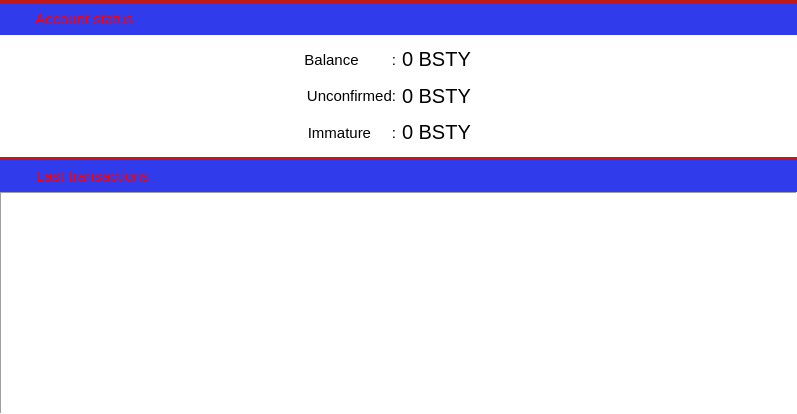
Above: src/qt/forms/overviewpage.ui from GlobalBoost/GlobalBoost-Y before the change. Below: the same form after it.
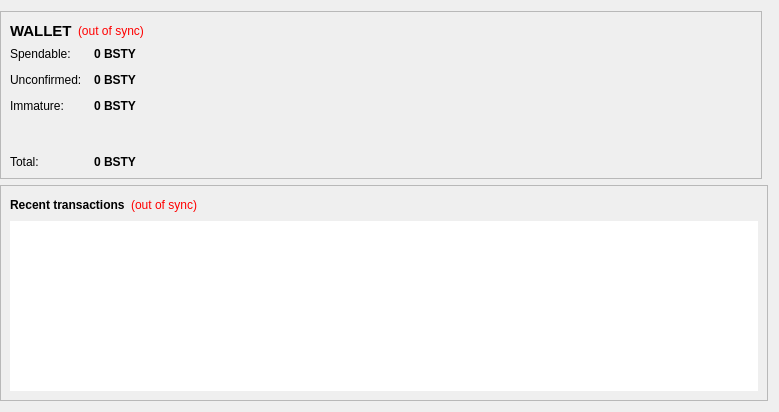
That is the form after the change. Icons and pictures are not drawn.

Diff of the .ui file:
```diff
--- a/src/qt/forms/overviewpage.ui
+++ b/src/qt/forms/overviewpage.ui
@@ -6,827 +6,336 @@
    <rect>
     <x>0</x>
     <y>0</y>
-    <width>797</width>
-    <height>414</height>
+    <width>779</width>
+    <height>412</height>
    </rect>
   </property>
-  <property name="maximumSize">
-   <size>
-    <width>16777215</width>
-    <height>414</height>
-   </size>
-  </property>
-  <property name="palette">
-   <palette>
-    <active>
-     <colorrole role="Button">
-      <brush brushstyle="SolidPattern">
-       <color alpha="255">
-        <red>235</red>
-        <green>98</green>
-        <blue>56</blue>
-       </color>
-      </brush>
-     </colorrole>
-     <colorrole role="Base">
-      <brush brushstyle="SolidPattern">
-       <color alpha="255">
-        <red>143</red>
-        <green>235</green>
-        <blue>123</blue>
-       </color>
-      </brush>
-     </colorrole>
-     <colorrole role="Window">
-      <brush brushstyle="SolidPattern">
-       <color alpha="255">
-        <red>48</red>
-        <green>60</green>
-        <blue>235</blue>
-       </color>
-      </brush>
-     </colorrole>
-     <colorrole role="Highlight">
-      <brush brushstyle="SolidPattern">
-       <color alpha="255">
-        <red>235</red>
-        <green>235</green>
-        <blue>235</blue>
-       </color>
-      </brush>
-     </colorrole>
-     <colorrole role="HighlightedText">
-      <brush brushstyle="SolidPattern">
-       <color alpha="255">
-        <red>124</red>
-        <green>175</green>
-        <blue>172</blue>
-       </color>
-      </brush>
-     </colorrole>
-    </active>
-    <inactive>
-     <colorrole role="Button">
-      <brush brushstyle="SolidPattern">
-       <color alpha="255">
-        <red>235</red>
-        <green>98</green>
-        <blue>56</blue>
-       </color>
-      </brush>
-     </colorrole>
-     <colorrole role="Base">
-      <brush brushstyle="SolidPattern">
-       <color alpha="255">
-        <red>143</red>
-        <green>235</green>
-        <blue>123</blue>
-       </color>
-      </brush>
-     </colorrole>
-     <colorrole role="Window">
-      <brush brushstyle="SolidPattern">
-       <color alpha="255">
-        <red>48</red>
-        <green>60</green>
-        <blue>235</blue>
-       </color>
-      </brush>
-     </colorrole>
-     <colorrole role="Highlight">
-      <brush brushstyle="SolidPattern">
-       <color alpha="255">
-        <red>235</red>
-        <green>235</green>
-        <blue>235</blue>
-       </color>
-      </brush>
-     </colorrole>
-     <colorrole role="HighlightedText">
-      <brush brushstyle="SolidPattern">
-       <color alpha="255">
-        <red>124</red>
-        <green>175</green>
-        <blue>172</blue>
-       </color>
-      </brush>
-     </colorrole>
-    </inactive>
-    <disabled>
-     <colorrole role="Button">
-      <brush brushstyle="SolidPattern">
-       <color alpha="255">
-        <red>235</red>
-        <green>98</green>
-        <blue>56</blue>
-       </color>
-      </brush>
-     </colorrole>
-     <colorrole role="Base">
-      <brush brushstyle="SolidPattern">
-       <color alpha="255">
-        <red>48</red>
-        <green>60</green>
-        <blue>235</blue>
-       </color>
-      </brush>
-     </colorrole>
-     <colorrole role="Window">
-      <brush brushstyle="SolidPattern">
-       <color alpha="255">
-        <red>48</red>
-        <green>60</green>
-        <blue>235</blue>
-       </color>
-      </brush>
-     </colorrole>
-     <colorrole role="Highlight">
-      <brush brushstyle="SolidPattern">
-       <color alpha="255">
-        <red>240</red>
-        <green>240</green>
-        <blue>240</blue>
-       </color>
-      </brush>
-     </colorrole>
-     <colorrole role="HighlightedText">
-      <brush brushstyle="SolidPattern">
-       <color alpha="255">
-        <red>124</red>
-        <green>175</green>
-        <blue>172</blue>
-       </color>
-      </brush>
-     </colorrole>
-    </disabled>
-   </palette>
-  </property>
   <property name="windowTitle">
    <string>Form</string>
   </property>
-  <property name="autoFillBackground">
-   <bool>false</bool>
-  </property>
-  <layout class="QVBoxLayout" name="verticalLayout">
-   <property name="spacing">
-    <number>0</number>
-   </property>
+  <layout class="QGridLayout" name="gridLayout">
    <property name="leftMargin">
     <number>0</number>
    </property>
-   <property name="topMargin">
-    <number>0</number>
-   </property>
-   <property name="rightMargin">
-    <number>0</number>
-   </property>
-   <property name="bottomMargin">
-    <number>0</number>
-   </property>
-   <item>
-    <widget class="QWidget" name="wStatus" native="true">
-     <property name="minimumSize">
-      <size>
-       <width>0</width>
-       <height>157</height>
-      </size>
+   <item row="0" column="0">
+    <widget class="QFrame" name="walletContainer">
+     <property name="sizePolicy">
+      <sizepolicy hsizetype="Preferred" vsizetype="Maximum">
+       <horstretch>0</horstretch>
+       <verstretch>0</verstretch>
+      </sizepolicy>
      </property>
      <property name="maximumSize">
       <size>
        <width>16777215</width>
-       <height>157</height>
+       <height>220</height>
       </size>
      </property>
+     <property name="frameShape">
+      <enum>QFrame::StyledPanel</enum>
+     </property>
+     <property name="frameShadow">
+      <enum>QFrame::Raised</enum>
+     </property>
      <layout class="QVBoxLayout" name="verticalLayout_4">
-      <property name="spacing">
-       <number>0</number>
-      </property>
-      <property name="leftMargin">
-       <number>0</number>
-      </property>
-      <property name="topMargin">
-       <number>0</number>
-      </property>
-      <property name="rightMargin">
-       <number>0</number>
-      </property>
-      <property name="bottomMargin">
-       <number>0</number>
-      </property>
       <item>
-       <widget class="Line" name="line">
-        <property name="styleSheet">
-         <string notr="true">background-color: rgb(191,25,25);</string>
-        </property>
-        <property name="frameShadow">
-         <enum>QFrame::Raised</enum>
-        </property>
-        <property name="lineWidth">
-         <number>0</number>
-        </property>
-        <property name="orientation">
-         <enum>Qt::Horizontal</enum>
-        </property>
-       </widget>
+       <layout class="QHBoxLayout" name="walletHeader">
+        <item>
+         <widget class="QLabel" name="label_5">
+          <property name="font">
+           <font>
+            <pointsize>11</pointsize>
+            <weight>75</weight>
+            <bold>true</bold>
+           </font>
+          </property>
+          <property name="styleSheet">
+           <string notr="true">background-color: transparent;QLabel { color: white; }</string>
+          </property>
+          <property name="text">
+           <string>WALLET</string>
+          </property>
+         </widget>
+        </item>
+        <item>
+         <widget class="QLabel" name="labelWalletStatus">
+          <property name="toolTip">
+           <string>The displayed information may be out of date. Your wallet automatically synchronizes with the Globalboost network after a connection is established, but this process has not completed yet.</string>
+          </property>
+          <property name="styleSheet">
+           <string notr="true">QLabel { color: red;Background-color:transparent }</string>
+          </property>
+          <property name="text">
+           <string notr="true">(out of sync)</string>
+          </property>
+          <property name="alignment">
+           <set>Qt::AlignLeading|Qt::AlignLeft|Qt::AlignVCenter</set>
+          </property>
+         </widget>
+        </item>
+        <item>
+         <spacer name="horizontalSpacer_2">
+          <property name="orientation">
+           <enum>Qt::Horizontal</enum>
+          </property>
+          <property name="sizeHint" stdset="0">
+           <size>
+            <width>40</width>
+            <height>20</height>
+           </size>
+          </property>
+         </spacer>
+        </item>
+       </layout>
       </item>
       <item>
-       <widget class="QWidget" name="wStateHeader" native="true">
-        <property name="minimumSize">
-         <size>
-          <width>0</width>
-          <height>32</height>
-         </size>
+       <layout class="QFormLayout" name="walletStatus">
+        <property name="fieldGrowthPolicy">
+         <enum>QFormLayout::AllNonFixedFieldsGrow</enum>
         </property>
-        <property name="maximumSize">
-         <size>
-          <width>16777215</width>
-          <height>32</height>
-         </size>
+        <property name="horizontalSpacing">
+         <number>12</number>
         </property>
-        <property name="sizeIncrement">
-         <size>
-          <width>0</width>
-          <height>0</height>
-         </size>
+        <property name="verticalSpacing">
+         <number>12</number>
         </property>
-        <property name="is_header" stdset="0">
-         <bool>true</bool>
-        </property>
-        <layout class="QHBoxLayout" name="horizontalLayout_5">
-         <property name="leftMargin">
-          <number>0</number>
-         </property>
-         <property name="topMargin">
-          <number>0</number>
-         </property>
-         <property name="rightMargin">
-          <number>0</number>
-         </property>
-         <property name="bottomMargin">
-          <number>0</number>
-         </property>
-         <item>
-          <spacer name="horizontalSpacer_6">
-           <property name="orientation">
-            <enum>Qt::Horizontal</enum>
-           </property>
-           <property name="sizeType">
-            <enum>QSizePolicy::Fixed</enum>
-           </property>
-           <property name="sizeHint" stdset="0">
-            <size>
-             <width>5</width>
-             <height>20</height>
-            </size>
-           </property>
-          </spacer>
-         </item>
-         <item>
-          <widget class="QLabel" name="label_4">
-           <property name="minimumSize">
-            <size>
-             <width>24</width>
-             <height>24</height>
-            </size>
-           </property>
-           <property name="maximumSize">
-            <size>
-             <width>24</width>
-             <height>24</height>
-            </size>
-           </property>
-           <property name="text">
-            <string/>
-           </property>
-           <property name="pixmap">
-            <pixmap resource="../res.qrc">:/res/state.png</pixmap>
-           </property>
-           <property name="alignment">
-            <set>Qt::AlignCenter</set>
-           </property>
-          </widget>
-         </item>
-         <item>
-          <widget class="QLabel" name="label_5">
-           <property name="font">
-            <font>
-             <pointsize>11</pointsize>
-             <stylestrategy>PreferAntialias</stylestrategy>
-            </font>
-           </property>
-           <property name="styleSheet">
-            <string notr="true">QLabel {
-	color: #ff0000;
-}</string>
-           </property>
-           <property name="text">
-            <string>Account status</string>
-           </property>
-          </widget>
-         </item>
-        </layout>
-       </widget>
-      </item>
-      <item>
-       <widget class="QWidget" name="wState" native="true">
-        <property name="sizePolicy">
-         <sizepolicy hsizetype="Preferred" vsizetype="Preferred">
-          <horstretch>0</horstretch>
-          <verstretch>0</verstretch>
-         </sizepolicy>
-        </property>
-        <property name="styleSheet">
-         <string notr="true">#wState {
-	border-color: rgb(227, 217, 217);
-	background-color: white;
-}</string>
-        </property>
-        <layout class="QGridLayout" name="gridLayout">
-         <item row="3" column="2">
-          <layout class="QHBoxLayout" name="horizontalLayout_3">
-           <item>
-            <widget class="QLabel" name="labelImmature">
-             <property name="font">
-              <font>
-               <pointsize>15</pointsize>
-               <stylestrategy>PreferAntialias</stylestrategy>
-              </font>
-             </property>
-             <property name="styleSheet">
-              <string notr="true">	color: Black;</string>
-             </property>
-             <property name="text">
-              <string>0 BSTY</string>
-             </property>
-             <property name="textInteractionFlags">
-              <set>Qt::TextSelectableByMouse</set>
-             </property>
-            </widget>
-           </item>
-           <item>
-            <widget class="QLabel" name="label_3">
-             <property name="text">
-              <string/>
-             </property>
-             <property name="pixmap">
-              <pixmap resource="../res.qrc">:/res/logo_small.png</pixmap>
-             </property>
-            </widget>
-           </item>
-           <item>
-            <spacer name="horizontalSpacer_4">
-             <property name="orientation">
-              <enum>Qt::Horizontal</enum>
-             </property>
-             <property name="sizeHint" stdset="0">
-              <size>
-               <width>40</width>
-               <height>20</height>
-              </size>
-             </property>
-            </spacer>
-           </item>
-          </layout>
-         </item>
-         <item row="2" column="2">
-          <layout class="QHBoxLayout" name="horizontalLayout_2">
-           <item>
-            <widget class="QLabel" name="labelUnconfirmed">
-             <property name="font">
-              <font>
-               <pointsize>15</pointsize>
-               <stylestrategy>PreferAntialias</stylestrategy>
-              </font>
-             </property>
-             <property name="styleSheet">
-              <string notr="true">	color: Black;</string>
-             </property>
-             <property name="text">
-              <string>0 BSTY</string>
-             </property>
-             <property name="textInteractionFlags">
-              <set>Qt::TextSelectableByMouse</set>
-             </property>
-            </widget>
-           </item>
-           <item>
-            <widget class="QLabel" name="label_2">
-             <property name="text">
-              <string/>
-             </property>
-             <property name="pixmap">
-              <pixmap resource="../res.qrc">:/res/logo_small.png</pixmap>
-             </property>
-            </widget>
-           </item>
-           <item>
-            <spacer name="horizontalSpacer_3">
-             <property name="orientation">
-              <enum>Qt::Horizontal</enum>
-             </property>
-             <property name="sizeHint" stdset="0">
-              <size>
-               <width>40</width>
-               <height>20</height>
-              </size>
-             </property>
-            </spacer>
-           </item>
-          </layout>
-         </item>
-         <item row="1" column="2">
-          <layout class="QHBoxLayout" name="horizontalLayout">
-           <item>
-            <widget class="QLabel" name="labelBalance">
-             <property name="font">
-              <font>
-               <pointsize>15</pointsize>
-               <stylestrategy>PreferAntialias</stylestrategy>
-              </font>
-             </property>
-             <property name="styleSheet">
-              <string notr="true">	color: Black;</string>
-             </property>
-             <property name="text">
-              <string>0 BSTY</string>
-             </property>
-             <property name="textInteractionFlags">
-              <set>Qt::TextSelectableByMouse</set>
-             </property>
-            </widget>
-           </item>
-           <item>
-            <widget class="QLabel" name="label">
-             <property name="text">
-              <string/>
-             </property>
-             <property name="pixmap">
-              <pixmap resource="../res.qrc">:/res/logo_small.png</pixmap>
-             </property>
-            </widget>
-           </item>
-           <item>
-            <spacer name="horizontalSpacer">
-             <property name="orientation">
-              <enum>Qt::Horizontal</enum>
-             </property>
-             <property name="sizeHint" stdset="0">
-              <size>
-               <width>40</width>
-               <height>20</height>
-              </size>
-             </property>
-            </spacer>
-           </item>
-          </layout>
-         </item>
-         <item row="1" column="1">
-          <layout class="QHBoxLayout" name="horizontalLayout_4">
-           <item>
-            <spacer name="horizontalSpacer_2">
-             <property name="orientation">
-              <enum>Qt::Horizontal</enum>
-             </property>
-             <property name="sizeHint" stdset="0">
-              <size>
-               <width>40</width>
-               <height>20</height>
-              </size>
-             </property>
-            </spacer>
-           </item>
-           <item>
-            <widget class="QLabel" name="label_6">
-             <property name="minimumSize">
-              <size>
-               <width>91</width>
-               <height>0</height>
-              </size>
-             </property>
-             <property name="font">
-              <font>
-               <pointsize>11</pointsize>
-               <stylestrategy>PreferAntialias</stylestrategy>
-              </font>
-             </property>
-             <property name="styleSheet">
-              <string notr="true">QLabel {
-	margin-right: 0px;
-	margin-top: 0px;
-	margin-bottom: 0px;
-	color: Black;
-}</string>
-             </property>
-             <property name="text">
-              <string>Balance        :</string>
-             </property>
-             <property name="alignment">
-              <set>Qt::AlignRight|Qt::AlignTrailing|Qt::AlignVCenter</set>
-             </property>
-             <property name="margin">
-              <number>0</number>
-             </property>
-             <property name="textInteractionFlags">
-              <set>Qt::NoTextInteraction</set>
-             </property>
-            </widget>
-           </item>
-          </layout>
-         </item>
-         <item row="2" column="1">
-          <layout class="QHBoxLayout" name="horizontalLayout_9">
-           <item>
-            <spacer name="horizontalSpacer_5">
-             <property name="orientation">
-              <enum>Qt::Horizontal</enum>
-             </property>
-             <property name="sizeHint" stdset="0">
-              <size>
-               <width>40</width>
-               <height>20</height>
-              </size>
-             </property>
-            </spacer>
-           </item>
-           <item>
-            <widget class="QLabel" name="label_7">
-             <property name="font">
-              <font>
-               <pointsize>11</pointsize>
-               <stylestrategy>PreferAntialias</stylestrategy>
-              </font>
-             </property>
-             <property name="styleSheet">
-              <string notr="true">QLabel {
-	margin-right: 0px;
-	margin-top: 0px;
-	margin-bottom: 0px;
-	color: Black;
-}</string>
-             </property>
-             <property name="text">
-              <string>Unconfirmed:</string>
-             </property>
-             <property name="alignment">
-              <set>Qt::AlignRight|Qt::AlignTrailing|Qt::AlignVCenter</set>
-             </property>
-             <property name="margin">
-              <number>0</number>
-             </property>
-             <property name="textInteractionFlags">
-              <set>Qt::NoTextInteraction</set>
-             </property>
-            </widget>
-           </item>
-          </layout>
-         </item>
-         <item row="3" column="1">
-          <layout class="QHBoxLayout" name="horizontalLayout_10">
-           <item>
-            <spacer name="horizontalSpacer_7">
-             <property name="orientation">
-              <enum>Qt::Horizontal</enum>
-             </property>
-             <property name="sizeHint" stdset="0">
-              <size>
-               <width>40</width>
-               <height>20</height>
-              </size>
-             </property>
-            </spacer>
-           </item>
-           <item>
-            <widget class="QLabel" name="label_8">
-             <property name="minimumSize">
-              <size>
-               <width>91</width>
-               <height>0</height>
-              </size>
-             </property>
-             <property name="font">
-              <font>
-               <pointsize>11</pointsize>
-               <stylestrategy>PreferAntialias</stylestrategy>
-              </font>
-             </property>
-             <property name="styleSheet">
-              <string notr="true">QLabel {
-	margin-right: 0px;
-	margin-top: 0px;
-	margin-bottom: 0px;
-	color: Black;
-}</string>
-             </property>
-             <property name="text">
-              <string>Immature     :</string>
-             </property>
-             <property name="alignment">
-              <set>Qt::AlignRight|Qt::AlignTrailing|Qt::AlignVCenter</set>
-             </property>
-             <property name="margin">
-              <number>0</number>
-             </property>
-             <property name="textInteractionFlags">
-              <set>Qt::NoTextInteraction</set>
-             </property>
-            </widget>
-           </item>
-          </layout>
-         </item>
-        </layout>
-       </widget>
+        <item row="0" column="0">
+         <widget class="QLabel" name="label">
+          <property name="styleSheet">
+           <string notr="true">background-color: transparent;</string>
+          </property>
+          <property name="text">
+           <string>Spendable:</string>
+          </property>
+         </widget>
+        </item>
+        <item row="0" column="1">
+         <widget class="QLabel" name="labelBalance">
+          <property name="font">
+           <font>
+            <weight>75</weight>
+            <bold>true</bold>
+           </font>
+          </property>
+          <property name="cursor">
+           <cursorShape>IBeamCursor</cursorShape>
+          </property>
+          <property name="toolTip">
+           <string>Your current spendable balance</string>
+          </property>
+          <property name="styleSheet">
+           <string notr="true"/>
+          </property>
+          <property name="text">
+           <string notr="true">0 BSTY</string>
+          </property>	
+          <property name="textInteractionFlags">
+           <set>Qt::LinksAccessibleByMouse|Qt::TextSelectableByKeyboard|Qt::TextSelectableByMouse</set>
+          </property>
+         </widget>
+        </item>
+        <item row="2" column="0">
+         <widget class="QLabel" name="label_3">
+          <property name="styleSheet">
+           <string notr="true">background-color: transparent;</string>
+          </property>
+          <property name="text">
+           <string>Unconfirmed:</string>
+          </property>
+         </widget>
+        </item>
+        <item row="2" column="1">
+         <widget class="QLabel" name="labelUnconfirmed">
+          <property name="font">
+           <font>
+            <weight>75</weight>
+            <bold>true</bold>
+           </font>
+          </property>
+          <property name="cursor">
+           <cursorShape>IBeamCursor</cursorShape>
+          </property>
+          <property name="toolTip">
+           <string>Total of transactions that have yet to be confirmed, and do not yet count toward the current balance</string>
+          </property>
+          <property name="text">
+           <string notr="true">0 BSTY</string>
+          </property>
+          <property name="textInteractionFlags">
+           <set>Qt::LinksAccessibleByMouse|Qt::TextSelectableByKeyboard|Qt::TextSelectableByMouse</set>
+          </property>
+         </widget>
+        </item>
+        <item row="3" column="0">
+         <widget class="QLabel" name="labelImmatureText">
+          <property name="styleSheet">
+           <string notr="true">background-color: transparent;</string>
+          </property>
+          <property name="text">
+           <string>Immature:</string>
+          </property>
+         </widget>
+        </item>
+        <item row="3" column="1">
+         <widget class="QLabel" name="labelImmature">
+          <property name="font">
+           <font>
+            <weight>75</weight>
+            <bold>true</bold>
+           </font>
+          </property>
+          <property name="toolTip">
+           <string>Mined balance that has not yet matured</string>
+          </property>
+          <property name="text">
+           <string notr="true">0 BSTY</string>
+          </property>
+          <property name="textInteractionFlags">
+           <set>Qt::LinksAccessibleByMouse|Qt::TextSelectableByKeyboard|Qt::TextSelectableByMouse</set>
+          </property>
+         </widget>
+        </item>
+        <item row="4" column="0">
+         <spacer name="verticalSpacer">
+          <property name="orientation">
+           <enum>Qt::Vertical</enum>
+          </property>
+          <property name="sizeHint" stdset="0">
+           <size>
+            <width>20</width>
+            <height>40</height>
+           </size>
+          </property>
+         </spacer>
+        </item>
+        <item row="4" column="1">
+         <spacer name="verticalSpacer_2">
+          <property name="orientation">
+           <enum>Qt::Vertical</enum>
+          </property>
+          <property name="sizeHint" stdset="0">
+           <size>
+            <width>20</width>
+            <height>40</height>
+           </size>
+          </property>
+         </spacer>
+        </item>
+        <item row="5" column="0">
+         <widget class="QLabel" name="labelTotalText">
+          <property name="styleSheet">
+           <string notr="true">background-color: transparent;</string>
+          </property>
+          <property name="text">
+           <string>Total:</string>
+          </property>
+         </widget>
+        </item>
+        <item row="5" column="1">
+         <widget class="QLabel" name="labelTotal">
+          <property name="font">
+           <font>
+            <weight>75</weight>
+            <bold>true</bold>
+           </font>
+          </property>
+          <property name="cursor">
+           <cursorShape>IBeamCursor</cursorShape>
+          </property>
+          <property name="toolTip">
+           <string>Your current total balance</string>
+          </property>
+          <property name="text">
+           <string notr="true">0 BSTY</string>
+          </property>
+          <property name="textInteractionFlags">
+           <set>Qt::LinksAccessibleByMouse|Qt::TextSelectableByKeyboard|Qt::TextSelectableByMouse</set>
+          </property>
+         </widget>
+        </item>
+       </layout>
       </item>
      </layout>
     </widget>
    </item>
-   <item>
-    <widget class="QWidget" name="wLastTransactions" native="true">
-     <property name="minimumSize">
+   <item row="0" column="1">
+    <widget class="QFrame" name="hashTokenStatusContainer">
+     <property name="sizePolicy">
+      <sizepolicy hsizetype="Preferred" vsizetype="Fixed">
+       <horstretch>0</horstretch>
+       <verstretch>0</verstretch>
+      </sizepolicy>
+     </property>
+     <property name="maximumSize">
       <size>
-       <width>0</width>
-       <height>257</height>
+       <width>16777215</width>
+       <height>220</height>
       </size>
      </property>
-     <layout class="QVBoxLayout" name="verticalLayout_5">
-      <property name="spacing">
-       <number>0</number>
-      </property>
-      <property name="leftMargin">
-       <number>0</number>
-      </property>
-      <property name="topMargin">
-       <number>0</number>
-      </property>
-      <property name="rightMargin">
-       <number>0</number>
-      </property>
-      <property name="bottomMargin">
-       <number>0</number>
-      </property>
+     <property name="frameShape">
+      <enum>QFrame::StyledPanel</enum>
+     </property>
+     <property name="frameShadow">
+      <enum>QFrame::Raised</enum>
+     </property>
+    </widget>
+   </item>
+   <item row="1" column="0" colspan="2">
+    <widget class="QFrame" name="transactionContainer">
+     <property name="frameShape">
+      <enum>QFrame::StyledPanel</enum>
+     </property>
+     <property name="frameShadow">
+      <enum>QFrame::Raised</enum>
+     </property>
+     <layout class="QVBoxLayout" name="verticalLayout">
       <item>
-       <widget class="Line" name="line_2">
-        <property name="styleSheet">
-         <string notr="true">background-color: rgb(191,25,25);</string>
-        </property>
-        <property name="lineWidth">
-         <number>0</number>
-        </property>
-        <property name="orientation">
-         <enum>Qt::Horizontal</enum>
-        </property>
-       </widget>
+       <layout class="QHBoxLayout" name="recentTransactionsHeader">
+        <item>
+         <widget class="QLabel" name="label_4">
+          <property name="styleSheet">
+           <string notr="true">background-color: transparent;</string>
+          </property>
+          <property name="text">
+           <string>&lt;b&gt;Recent transactions&lt;/b&gt;</string>
+          </property>
+         </widget>
+        </item>
+        <item>
+         <widget class="QLabel" name="labelTransactionsStatus">
+          <property name="toolTip">
+           <string>The displayed information may be out of date. Your wallet automatically synchronizes with the Globalboost network after a connection is established, but this process has not completed yet.</string>
+          </property>
+          <property name="styleSheet">
+           <string notr="true">QLabel { color: red;Background-color:transparent }</string>
+          </property>
+          <property name="text">
+           <string notr="true">(out of sync)</string>
+          </property>
+          <property name="alignment">
+           <set>Qt::AlignRight|Qt::AlignTrailing|Qt::AlignVCenter</set>
+          </property>
+         </widget>
+        </item>
+        <item>
+         <spacer name="horizontalSpacer">
+          <property name="orientation">
+           <enum>Qt::Horizontal</enum>
+          </property>
+          <property name="sizeHint" stdset="0">
+           <size>
+            <width>40</width>
+            <height>20</height>
+           </size>
+          </property>
+         </spacer>
+        </item>
+       </layout>
       </item>
       <item>
-       <widget class="QWidget" name="wLastTransactionsHeader" native="true">
-        <property name="minimumSize">
-         <size>
-          <width>0</width>
-          <height>32</height>
-         </size>
-        </property>
-        <property name="maximumSize">
-         <size>
-          <width>16777215</width>
-          <height>32</height>
-         </size>
-        </property>
-        <property name="is_header" stdset="0">
-         <bool>true</bool>
-        </property>
-        <layout class="QHBoxLayout" name="horizontalLayout_7">
-         <property name="leftMargin">
-          <number>0</number>
-         </property>
-         <property name="topMargin">
-          <number>0</number>
-         </property>
-         <property name="rightMargin">
-          <number>0</number>
-         </property>
-         <property name="bottomMargin">
-          <number>0</number>
-         </property>
-         <item>
-          <spacer name="horizontalSpacer_9">
-           <property name="orientation">
-            <enum>Qt::Horizontal</enum>
-           </property>
-           <property name="sizeType">
-            <enum>QSizePolicy::Fixed</enum>
-           </property>
-           <property name="sizeHint" stdset="0">
-            <size>
-             <width>5</width>
-             <height>20</height>
-            </size>
-           </property>
-          </spacer>
-         </item>
-         <item>
-          <widget class="QLabel" name="label_18">
-           <property name="sizePolicy">
-            <sizepolicy hsizetype="Fixed" vsizetype="Fixed">
-             <horstretch>0</horstretch>
-             <verstretch>0</verstretch>
-            </sizepolicy>
-           </property>
-           <property name="minimumSize">
-            <size>
-             <width>25</width>
-             <height>25</height>
-            </size>
-           </property>
-           <property name="maximumSize">
-            <size>
-             <width>25</width>
-             <height>25</height>
-            </size>
-           </property>
-           <property name="text">
-            <string notr="true"/>
-           </property>
-           <property name="pixmap">
-            <pixmap resource="../res.qrc">:/res/last_transactions.png</pixmap>
-           </property>
-          </widget>
-         </item>
-         <item>
-          <widget class="QLabel" name="label_19">
-           <property name="font">
-            <font>
-             <pointsize>11</pointsize>
-             <stylestrategy>PreferAntialias</stylestrategy>
-            </font>
-           </property>
-           <property name="styleSheet">
-            <string notr="true">QLabel {
-	color: #ff0000;
-}</string>
-           </property>
-           <property name="text">
-            <string>Last transactions</string>
-           </property>
-          </widget>
-         </item>
-        </layout>
-       </widget>
-      </item>
-      <item>
-       <widget class="QTableView" name="tableLastTransactionView">
-        <property name="maximumSize">
-         <size>
-          <width>804</width>
-          <height>420</height>
-         </size>
-        </property>
-        <property name="styleSheet">
-         <string notr="true"> QScrollBar:vertical {
-     border: 0px solid grey;
-     background: white;
-     width: 9px;
-     margin: 0px 0px 0 0px;
- }
- QScrollBar::handle:vertical {
-     background: rgb(191,25,25);
-     min-width: 20px;
- }
-
-QHeaderView {
-	background-color: rgb(101,179,230);
-	font-size: 10;
-	text-align:left;
-}
-QHeaderView::section {
-    background-color:rgb(51,51,51);
-    color: white;
-    padding-left: 5px;
-    border: 0px solid #6c6c6c;
-	text-align:left;
-}
-
-/* style the sort indicator */
-QHeaderView::down-arrow {
-    image: url(down_arrow.png);
-}
-
-QHeaderView::up-arrow {
-    image: url(up_arrow.png);
-	background-color: rgb(170, 0, 0);
-}
-
-QTableView {
-	selection-background-color: Black;
-	selection-color: White;
-}</string>
-        </property>
+       <widget class="QListView" name="listTransactions">
         <property name="frameShape">
-         <enum>QFrame::Panel</enum>
-        </property>
-        <property name="frameShadow">
-         <enum>QFrame::Sunken</enum>
-        </property>
-        <property name="lineWidth">
-         <number>1</number>
+         <enum>QFrame::NoFrame</enum>
         </property>
         <property name="horizontalScrollBarPolicy">
          <enum>Qt::ScrollBarAlwaysOff</enum>
@@ -837,21 +346,6 @@
         <property name="selectionMode">
          <enum>QAbstractItemView::SingleSelection</enum>
         </property>
-        <property name="selectionBehavior">
-         <enum>QAbstractItemView::SelectRows</enum>
-        </property>
-        <property name="showGrid">
-         <bool>false</bool>
-        </property>
-        <attribute name="verticalHeaderVisible">
-         <bool>false</bool>
-        </attribute>
-        <attribute name="verticalHeaderDefaultSectionSize">
-         <number>20</number>
-        </attribute>
-        <attribute name="verticalHeaderMinimumSectionSize">
-         <number>20</number>
-        </attribute>
        </widget>
       </item>
      </layout>
```
Left out of the diff: 6 changed lines with no effect on the pictures.
